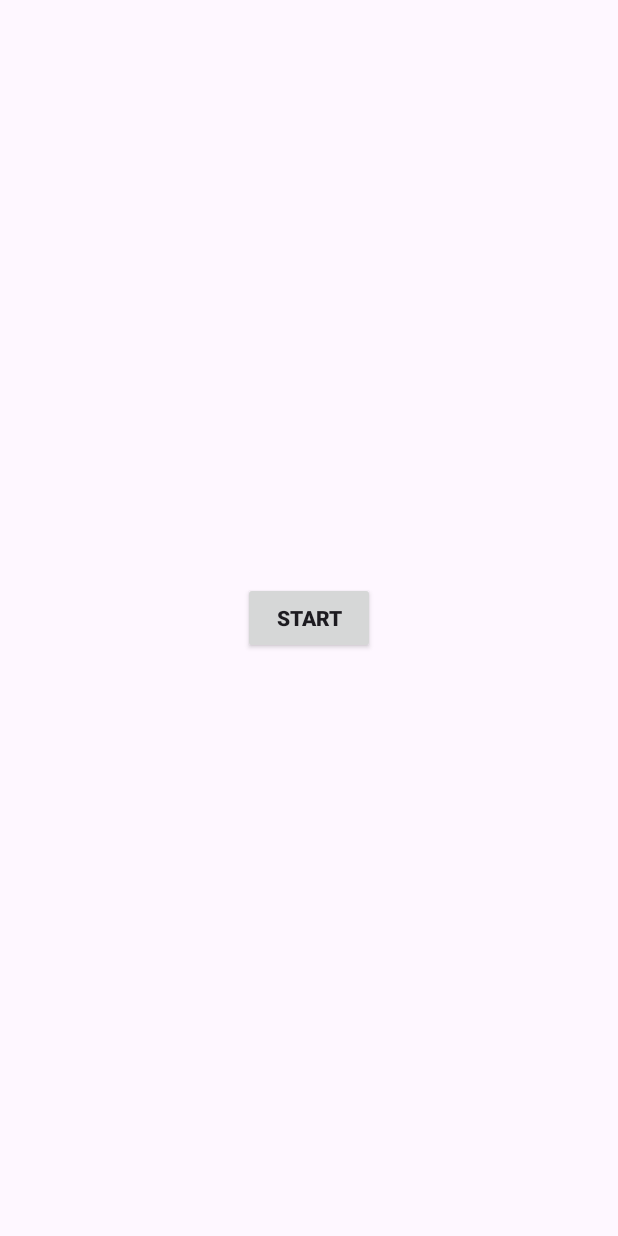
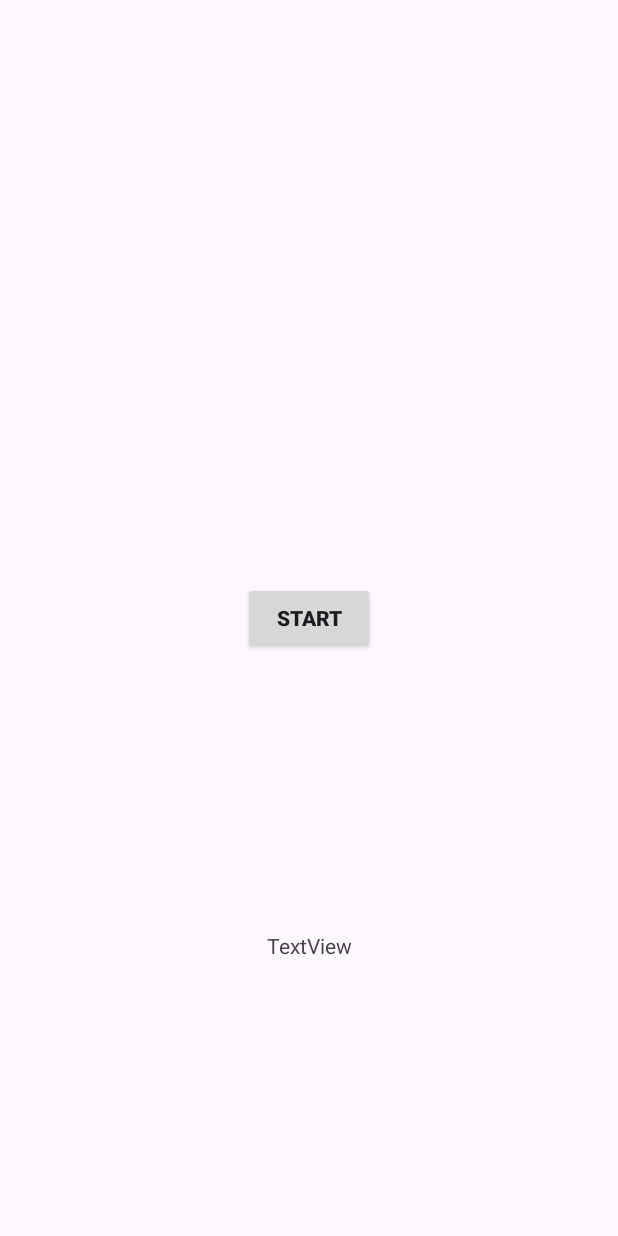
Before and after one commit to satyampra73/WorkManagerDemo, an Android app: the screen it shows after launch (MainActivity), on a phone screen of 412 x 824 dp. Run offline under Robolectric (Android 15) with nearby library versions, the phone set to English and light mode, and no system bars.

Commit message:
Worker state Printed on TextView

```diff
--- a/app/src/main/java/com/satyam/workmanagerdemo/MainActivity.kt
+++ b/app/src/main/java/com/satyam/workmanagerdemo/MainActivity.kt
@@ -2,21 +2,25 @@ package com.satyam.workmanagerdemo
 
 import android.os.Bundle
 import android.text.style.UpdateLayout
+import android.widget.TextView
 import androidx.activity.enableEdgeToEdge
 import androidx.appcompat.app.AppCompatActivity
 import androidx.appcompat.widget.AppCompatButton
 import androidx.core.view.ViewCompat
 import androidx.core.view.WindowInsetsCompat
+import androidx.lifecycle.Observer
 import androidx.work.OneTimeWorkRequest
 import androidx.work.WorkManager
 import androidx.work.impl.WorkManagerImpl
 
 class MainActivity : AppCompatActivity() {
 
+    lateinit var textView : TextView
     override fun onCreate(savedInstanceState: Bundle?) {
         super.onCreate(savedInstanceState)
         setContentView(R.layout.activity_main)
         val btnStart = findViewById<AppCompatButton>(R.id.btnStart)
+        textView = findViewById(R.id.textView)
         btnStart.setOnClickListener{
             setOneTimeWorkRequest()
         }
@@ -24,9 +28,13 @@ class MainActivity : AppCompatActivity() {
     }
 
     private fun setOneTimeWorkRequest(){
+        val workManager = WorkManager.getInstance(applicationContext)
         val uploadRequest =OneTimeWorkRequest.Builder(UploadWorker::class.java).build()
 
-        WorkManager.getInstance(applicationContext).enqueue(uploadRequest)
+        workManager.enqueue(uploadRequest)
+        workManager.getWorkInfoByIdLiveData(uploadRequest.id).observe(this , Observer{
+            textView.text = it.state.toString()
+        })
     }
 
 }
--- a/app/src/main/java/com/satyam/workmanagerdemo/UploadWorker.kt
+++ b/app/src/main/java/com/satyam/workmanagerdemo/UploadWorker.kt
@@ -8,7 +8,7 @@ import androidx.work.WorkerParameters
 class UploadWorker(context: Context, params: WorkerParameters) : Worker(context, params) {
     override fun doWork(): Result {
         try {
-            for (i in 0..600) {
+            for (i in 0..600000) {
                 Log.i("MyTag", "Uploading : $i")
             }
 
--- a/app/src/main/res/layout/activity_main.xml
+++ b/app/src/main/res/layout/activity_main.xml
@@ -18,4 +18,15 @@
         app:layout_constraintStart_toStartOf="parent"
         app:layout_constraintTop_toTopOf="parent" />
 
+    <TextView
+        android:id="@+id/textView"
+        android:layout_width="wrap_content"
+        android:layout_height="wrap_content"
+        android:text="TextView"
+        app:layout_constraintStart_toStartOf="parent"
+        app:layout_constraintEnd_toEndOf="parent"
+        app:layout_constraintBottom_toBottomOf="parent"
+        app:layout_constraintTop_toBottomOf="@+id/btnStart"
+        tools:layout_editor_absoluteX="171dp" />
+
 </androidx.constraintlayout.widget.ConstraintLayout>
```
